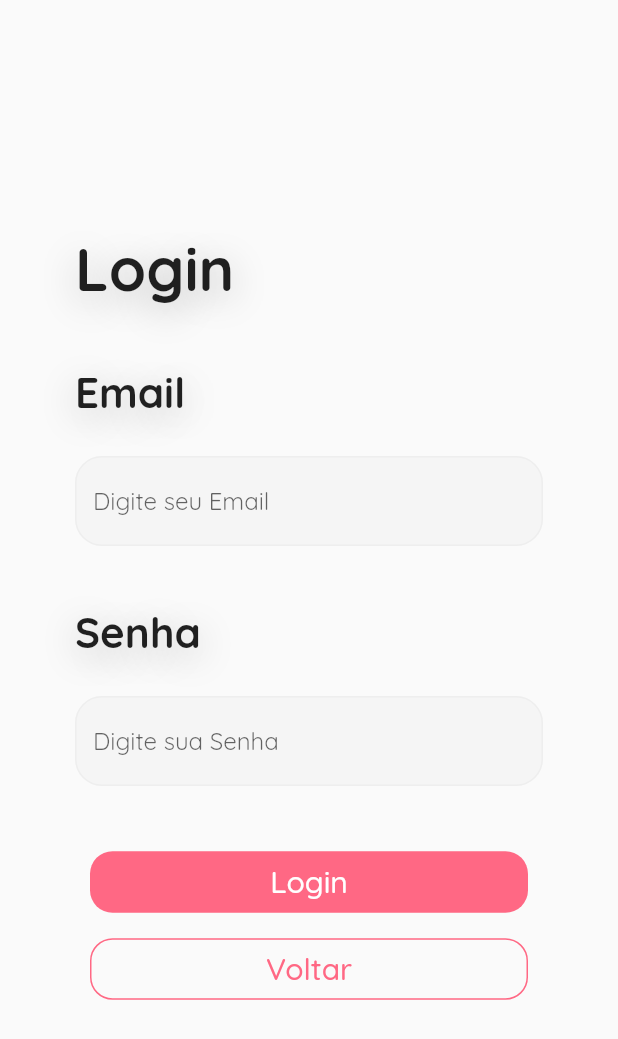
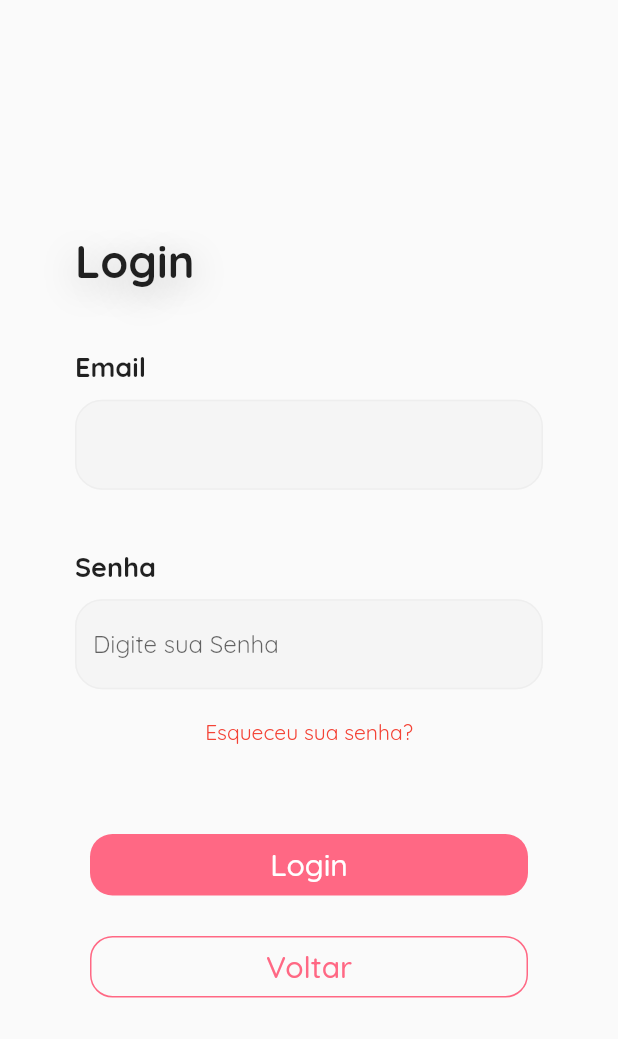
Before and after one commit to ViniciusBatista32/nous, a Flutter app: the screen it shows after launch, swiped to page 3, on a phone screen of 412 x 824 dp. Shown: the top 1039 px of the screen. Run offline on Flutter 3.47's test engine with Material 2 defaults, Android fonts, the phone set to English and light mode, and no system bars; our stand-ins replace get.

Commit message:
alterados as paddings das paginas

```diff
--- a/lib/ui/login_page.dart
+++ b/lib/ui/login_page.dart
@@ -4,6 +4,7 @@ import 'package:crypto/crypto.dart';
 
 import 'package:nous/components/widgets.dart';
 import 'package:nous/functions/users_functions.dart';
+
 
 class LoginPage extends StatefulWidget {
   PageController _pageController = PageController();
@@ -15,6 +16,9 @@ class LoginPage extends StatefulWidget {
 }
 
 class _LoginPageState extends State<LoginPage> {
+
+  bool invisible = true;
+
   GlobalKey<FormState> loginFormKey = GlobalKey<FormState>();
 
   TextEditingController emailController = TextEditingController();
@@ -25,25 +29,22 @@ class _LoginPageState extends State<LoginPage> {
   @override
   Widget build(BuildContext context) {
     return Scaffold(
-      body: Container(
+      body: Center(
+        child: SingleChildScrollView(
+          child: Container(
               padding: const EdgeInsets.only(left: 50, right: 50),
-        decoration: const BoxDecoration(
-          color: Colors.transparent
-        ),
-
+              decoration: const BoxDecoration(color: Colors.transparent),
               child: Form(
                 key: loginFormKey,
                 child: Column(
                   mainAxisAlignment: MainAxisAlignment.center,
                   crossAxisAlignment: CrossAxisAlignment.stretch,
                   children: [
-
                     Text(
                       "Login",
-
                       style: TextStyle(
                         fontWeight: FontWeight.w700,
-                  fontSize: 40,
+                        fontSize: 30,
                         shadows: [
                           Shadow(
                             offset: const Offset(0, 5),
@@ -53,157 +54,128 @@ class _LoginPageState extends State<LoginPage> {
                         ],
                       ),
                     ),
-
                     Padding(
                       padding: EdgeInsets.only(top: 40),
-
                       child: Text(
                         "Email",
-
+                        style: TextStyle(
+                            fontWeight: FontWeight.w700, fontSize: 18),
+                      ),
+                    ),
+                    WidgetComponents().CustomFormField(
+                      controller: emailController,
+                      validator: (value) {
+                        if (value!.isEmpty) {
+                          return "Insira um Email!";
+                        } else if (!value.contains("@") ||
+                            !value.contains(".")) {
+                          return "Insira um Email válido!";
+                        }
+                      },
+                      padding: EdgeInsets.only(top: 10),
+                      keyboardType: TextInputType.emailAddress,
+                    ),
+                    Padding(
+                      padding: EdgeInsets.only(top: 40),
+                      child: Text(
+                        "Senha",
                         style: TextStyle(
                           fontWeight: FontWeight.w700,
-                    fontSize: 28,
-                    shadows: [
-                      Shadow(
-                        offset: const Offset(0, 5),
-                        blurRadius: 30.0,
-                        color: Colors.grey.shade400,
-                      ),
-                    ],
+                          fontSize: 18,
                         ),
                       ),
                     ),
-
-              WidgetComponents().CustomFormField(
-                controller: emailController,
-
-                validator: (value){
-                  if(value!.isEmpty)
-                  {
-                    return "Insira um Email!";
-                  }
-                  else if(!value.contains("@") || !value.contains("."))
-                  {
-                    return "Insira um Email válido!";
-                  }
-                },
-
-                hintText: "Digite seu Email",
-                padding: EdgeInsets.only(top: 25),
-                keyboardType: TextInputType.emailAddress,
-              ),
-
-              Padding(
-                padding: EdgeInsets.only(top: 40),
-
-                child: Text(
-                  "Senha",
-
-                  style: TextStyle(
-                    fontWeight: FontWeight.w700,
-                    fontSize: 28,
-                    shadows: [
-                      Shadow(
-                        offset: const Offset(0, 5),
-                        blurRadius: 30.0,
-                        color: Colors.grey.shade400,
-                      ),
-                    ],
-                  ),
-                ),
-              ),
-
                     WidgetComponents().CustomFormField(
                         controller: passwordController,
-
-                validator: (value){
-                  if(value!.isEmpty)
-                  {
+                        validator: (value) {
+                          if (value!.isEmpty) {
                             return "Insira uma Senha!";
                           }
                         },
-
                         hintText: "Digite sua Senha",
-                padding: EdgeInsets.only(top: 25),
+                        padding: EdgeInsets.only(top: 10),
                         keyboardType: TextInputType.text,
-                obscureText: true
+                        obscureText: true),
+                    Padding(
+                      padding: EdgeInsets.only(top: 5),
+                      child: TextButton(
+                        child: Text(
+                          "Esqueceu sua senha?",
+                          style: TextStyle(
+                            color: Colors.red,
+                            fontWeight: FontWeight.w400,
                           ),
-
+                        ),
+                        onPressed: () {},
+                      ),
+                    ),
                     Padding(
-                padding: const EdgeInsets.only(top: 40, left: 10, right: 10),
-
+                      padding:
+                          const EdgeInsets.only(top: 40, left: 10, right: 10),
                       child: ElevatedButton(
                           onPressed: login,
-
                           child: const Padding(
                             padding: EdgeInsets.only(top: 8, bottom: 8),
-
                             child: Text(
                               "Login",
                               style: TextStyle(
-                        fontWeight: FontWeight.w500,
-                        fontSize: 20
+                                  fontWeight: FontWeight.w500, fontSize: 20),
                             ),
                           ),
-                  ),
-
                           style: ButtonStyle(
-                    backgroundColor: MaterialStateProperty.all<Color>(const Color.fromARGB(255, 255, 104, 132)),
-
-                    shadowColor: MaterialStateProperty.all<Color>(const Color.fromARGB(0, 0, 0, 0)),
-
-                    shape: MaterialStateProperty.all<RoundedRectangleBorder>(
+                              backgroundColor: MaterialStateProperty.all<Color>(
+                                  const Color.fromARGB(255, 255, 104, 132)),
+                              shadowColor: MaterialStateProperty.all<Color>(
+                                  const Color.fromARGB(0, 0, 0, 0)),
+                              shape: MaterialStateProperty.all<
+                                      RoundedRectangleBorder>(
                                   RoundedRectangleBorder(
                                 borderRadius: BorderRadius.circular(15),
-                      )
-                    )
-                  )
+                              )))),
                     ),
-              ),
-
                     Padding(
-                padding: const EdgeInsets.only(top: 10, left: 10, right: 10),
+                      padding:
+                          const EdgeInsets.only(top: 20, left: 10, right: 10),
                       child: ElevatedButton(
-                  onPressed: (){
-                    widget._pageController.animateToPage(1, duration: Duration(milliseconds: 500), curve: Curves.easeInOut);
+                          onPressed: () {
+                            widget._pageController.animateToPage(1,
+                                duration: Duration(milliseconds: 500),
+                                curve: Curves.easeInOut);
                           },
-
                           child: const Padding(
                             padding: EdgeInsets.only(top: 8, bottom: 8),
-
                             child: Text(
                               "Voltar",
                               style: TextStyle(
                                   fontSize: 20,
                                   fontWeight: FontWeight.w500,
-                        color: Color.fromARGB(255, 255, 104, 132)
+                                  color: Color.fromARGB(255, 255, 104, 132)),
                             ),
                           ),
-                  ),
-
                           style: ButtonStyle(
-                    backgroundColor: MaterialStateProperty.all<Color>(const Color.fromARGB(0, 0, 0, 0)),
-
-                    shadowColor: MaterialStateProperty.all<Color>(const Color.fromARGB(0, 0, 0, 0)),
-
-                    shape: MaterialStateProperty.all<RoundedRectangleBorder>(
+                              backgroundColor: MaterialStateProperty.all<Color>(
+                                  const Color.fromARGB(0, 0, 0, 0)),
+                              shadowColor: MaterialStateProperty.all<Color>(
+                                  const Color.fromARGB(0, 0, 0, 0)),
+                              shape:
+                                  MaterialStateProperty.all<RoundedRectangleBorder>(
                                       RoundedRectangleBorder(
-                        borderRadius: BorderRadius.circular(15),
-                        side: const BorderSide(color: Color.fromARGB(255, 255, 104, 132))
-                      )
-                    )
-                  )
-                ),
+                                          borderRadius:
+                                              BorderRadius.circular(15),
+                                          side: const BorderSide(
+                                              color: Color.fromARGB(
+                                                  255, 255, 104, 132)))))),
                     ),
                   ],
                 ),
-        )
-      )
+              )),
+        ),
+      ),
     );
   }
 
-  void login() async
-  {
-    UsersFunctions().loginFunction(loginFormKey, emailController.text, passwordController.text);
+  void login() async {
+    UsersFunctions().loginFunction(
+        loginFormKey, emailController.text, passwordController.text);
   }
 }
--- a/lib/ui/welcome_page.dart
+++ b/lib/ui/welcome_page.dart
@@ -81,7 +81,7 @@ class _WelcomePageState extends State<WelcomePage> {
             ),
 
             const Padding(
-              padding: EdgeInsets.only(top: 10),
+              padding: EdgeInsets.only(top: 3),
               child: Text(
                 "Ainda não tem conta?",
                 textAlign: TextAlign.center
```
Also changed, not shown: lib/ui/signup_page.dart (+12 -37 lines). Lines whose indentation alone changed are shown as unchanged.
